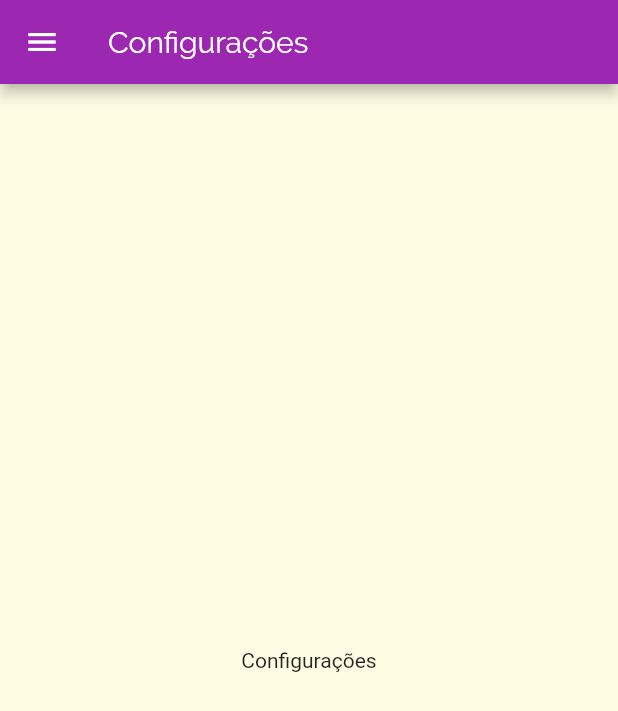
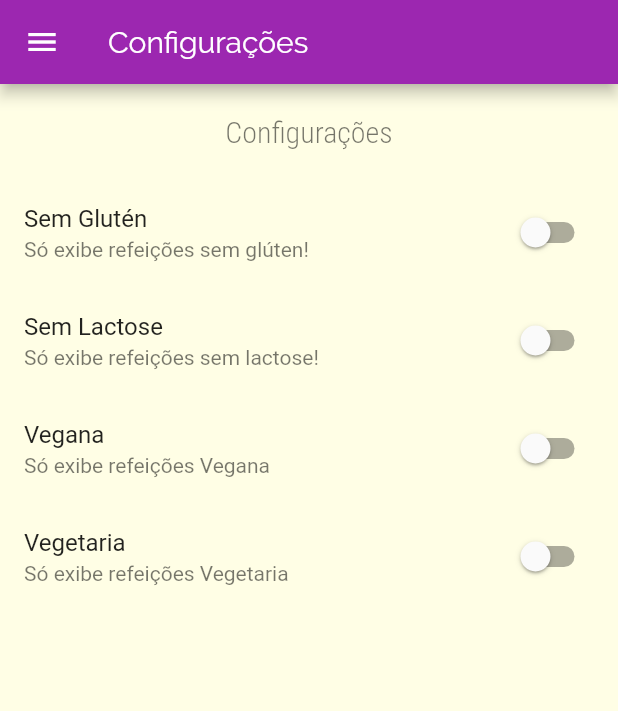
Before and after one commit to ferreirajose/meals, a Flutter app: the SettingsScreen screen opened by its route, on a phone screen of 412 x 824 dp. Shown: the top 711 px of the screen. Run offline on Flutter 3.47's test engine with Material 2 defaults, Android fonts, the phone set to English and light mode, and no system bars; network calls fail.

```diff
--- /dev/null
+++ b/lib/models/settings.dart
@@ -0,0 +1,13 @@
+class Settings {
+  bool isGlutenFree;
+  bool isLactoseFree;
+  bool isVegan;
+  bool isVegetarian;
+
+  Settings({
+    this.isGlutenFree = false,
+    this.isLactoseFree = false,
+    this.isVegan = false,
+    this.isVegetarian = false,
+  });
+}
--- a/lib/screens/settings.dart
+++ /dev/null
@@ -1,18 +0,0 @@
-import 'package:flutter/material.dart';
-import 'package:meals/components/main_drawer.dart';
-
-class SettingsScreen extends StatelessWidget {
-  @override
-  Widget build(BuildContext context) {
-    // se estiver trabalhando com multiplas em algumas cenarios sera necessario ter um Scaffold para cada tela
-    return Scaffold(
-      appBar: AppBar(
-        title: Text('Configurações'),
-      ),
-      drawer: MainDrawer(),
-      body: Center(
-        child: Text('Configurações'),
-      ),
-    );
-  }
-}
--- /dev/null
+++ b/lib/screens/settings_screen.dart
@@ -0,0 +1,116 @@
+import 'package:flutter/material.dart';
+import 'package:meals/components/main_drawer.dart';
+import 'package:meals/models/settings.dart';
+
+class SettingsScreen extends StatefulWidget {
+  final Function(Settings) onSettingsChanged;
+  final Settings settings;
+  const SettingsScreen(this.settings, this.onSettingsChanged);
+
+  @override
+  _SettingsScreenState createState() => _SettingsScreenState();
+}
+
+class _SettingsScreenState extends State<SettingsScreen> {
+  Settings settings;
+  @override
+  void initState() {
+    super.initState();
+    settings = widget.settings;
+  }
+
+  Widget _createSwitch(
+    String title,
+    String subTitle,
+    bool value,
+    Function(bool) onChange,
+  ) {
+    return SwitchListTile.adaptive(
+        title: Text(title),
+        subtitle: Text(subTitle),
+        value: value,
+        onChanged: (value) {
+          onChange(value);
+          widget.onSettingsChanged(this.settings);
+        });
+  }
+
+  /**
+   * @TODO refatora método para modificar o estado do filtro selecionado de acordo com filtro informado.
+   */
+  _switchSettings(value) {
+    setState(() {
+      settings.isGlutenFree = value;
+      settings.isLactoseFree = value;
+      settings.isVegan = value;
+      settings.isVegetarian = value;
+    });
+  }
+
+  @override
+  Widget build(BuildContext context) {
+    // se estiver trabalhando com multiplas em algumas cenarios sera necessario ter um Scaffold para cada tela
+    return Scaffold(
+        appBar: AppBar(
+          title: Text('Configurações'),
+        ),
+        drawer: MainDrawer(),
+        body: Column(
+          children: <Widget>[
+            Container(
+              padding: EdgeInsets.all(20),
+              child: Text(
+                'Configurações',
+                style: Theme.of(context).textTheme.headline1,
+              ),
+            ),
+            Expanded(
+              child: ListView(
+                children: <Widget>[
+                  _createSwitch(
+                    'Sem Glutén',
+                    'Só exibe refeições sem glúten!',
+                    settings.isGlutenFree,
+                    (value) {
+                      setState(() {
+                        settings.isGlutenFree = value;
+                      });
+                    },
+                  ),
+                  _createSwitch(
+                    'Sem Lactose',
+                    'Só exibe refeições sem lactose!',
+                    settings.isLactoseFree,
+                    (value) {
+                      setState(() {
+                        settings.isLactoseFree = value;
+                      });
+                    },
+                  ),
+                  _createSwitch(
+                    'Vegana',
+                    'Só exibe refeições Vegana',
+                    settings.isVegan,
+                    (value) {
+                      setState(() {
+                        settings.isVegan = value;
+                      });
+                    },
+                  ),
+                  _createSwitch(
+                    'Vegetaria',
+                    'Só exibe refeições Vegetaria',
+                    settings.isVegetarian,
+                    (value) {
+                      setState(() {
+                        settings.isVegetarian = value;
+                      });
+                    },
+                  )
+                ],
+              ),
+            )
+          ],
+        ));
+  }
+}
```
Also changed, not shown: lib/main.dart (+63 -6 lines), lib/screens/categories_meals_screen.dart (+7 -5 lines), lib/screens/favorite_screen.dart (+18 -3 lines), lib/screens/meal_detail_screen.dart (+6 -2 lines), lib/screens/tabs_screen.dart (+19 -4 lines).
